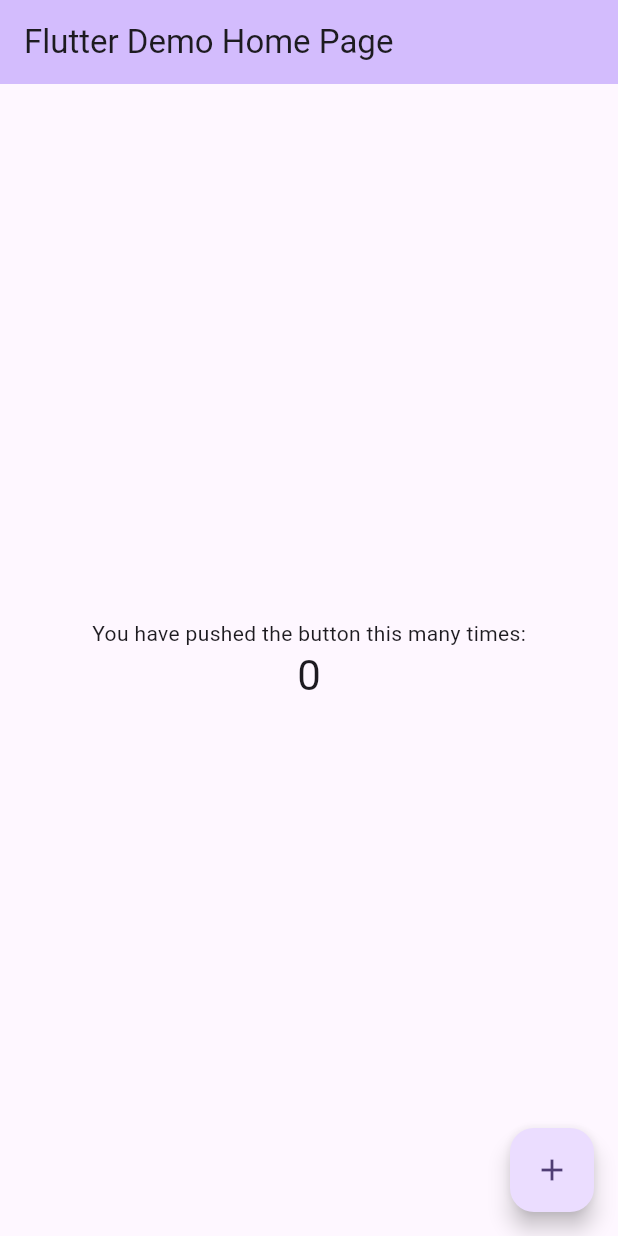
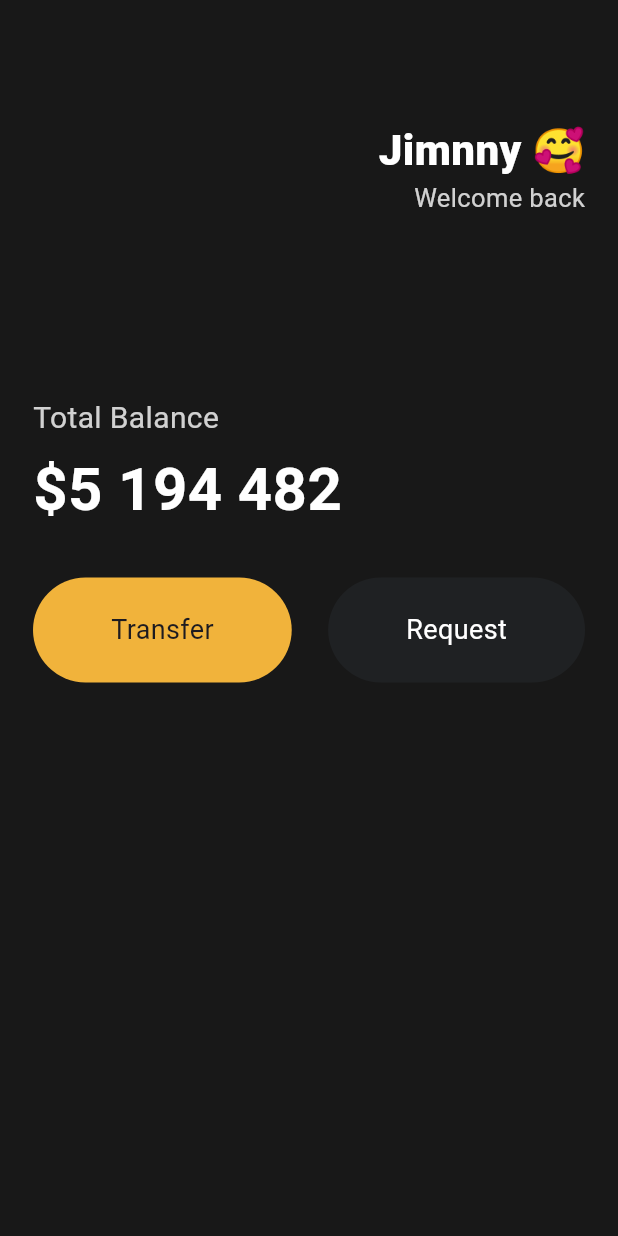
Before and after one commit to wozlsla/flutter, a Flutter app: the screen it shows after launch, on a phone screen of 412 x 824 dp. Run offline on Flutter 3.47's test engine with Material 3 defaults, Android fonts, the light colour scheme and no system bars.

Commit message:
feat: add UI header, button

```diff
--- a/lib/main.dart
+++ b/lib/main.dart
@@ -1,125 +1,122 @@
 import 'package:flutter/material.dart';
 
 void main() {
-  runApp(const MyApp());
+  runApp(App());
 }
 
-class MyApp extends StatelessWidget {
-  const MyApp({super.key});
+class App extends StatelessWidget {
+  const App({super.key});
 
   // This widget is the root of your application.
   @override
   Widget build(BuildContext context) {
     return MaterialApp(
-      title: 'Flutter Demo',
-      theme: ThemeData(
-        // This is the theme of your application.
-        //
-        // TRY THIS: Try running your application with "flutter run". You'll see
-        // the application has a purple toolbar. Then, without quitting the app,
-        // try changing the seedColor in the colorScheme below to Colors.green
-        // and then invoke "hot reload" (save your changes or press the "hot
-        // reload" button in a Flutter-supported IDE, or press "r" if you used
-        // the command line to start the app).
-        //
-        // Notice that the counter didn't reset back to zero; the application
-        // state is not lost during the reload. To reset the state, use hot
-        // restart instead.
-        //
-        // This works for code too, not just values: Most code changes can be
-        // tested with just a hot reload.
-        colorScheme: ColorScheme.fromSeed(seedColor: Colors.deepPurple),
-        useMaterial3: true,
-      ),
-      home: const MyHomePage(title: 'Flutter Demo Home Page'),
-    );
-  }
-}
-
-class MyHomePage extends StatefulWidget {
-  const MyHomePage({super.key, required this.title});
-
-  // This widget is the home page of your application. It is stateful, meaning
-  // that it has a State object (defined below) that contains fields that affect
-  // how it looks.
-
-  // This class is the configuration for the state. It holds the values (in this
-  // case the title) provided by the parent (in this case the App widget) and
-  // used by the build method of the State. Fields in a Widget subclass are
-  // always marked "final".
-
-  final String title;
-
-  @override
-  State<MyHomePage> createState() => _MyHomePageState();
-}
-
-class _MyHomePageState extends State<MyHomePage> {
-  int _counter = 0;
-
-  void _incrementCounter() {
-    setState(() {
-      // This call to setState tells the Flutter framework that something has
-      // changed in this State, which causes it to rerun the build method below
-      // so that the display can reflect the updated values. If we changed
-      // _counter without calling setState(), then the build method would not be
-      // called again, and so nothing would appear to happen.
-      _counter++;
-    });
-  }
-
-  @override
-  Widget build(BuildContext context) {
-    // This method is rerun every time setState is called, for instance as done
-    // by the _incrementCounter method above.
-    //
-    // The Flutter framework has been optimized to make rerunning build methods
-    // fast, so that you can just rebuild anything that needs updating rather
-    // than having to individually change instances of widgets.
-    return Scaffold(
-      appBar: AppBar(
-        // TRY THIS: Try changing the color here to a specific color (to
-        // Colors.amber, perhaps?) and trigger a hot reload to see the AppBar
-        // change color while the other colors stay the same.
-        backgroundColor: Theme.of(context).colorScheme.inversePrimary,
-        // Here we take the value from the MyHomePage object that was created by
-        // the App.build method, and use it to set our appbar title.
-        title: Text(widget.title),
-      ),
-      body: Center(
-        // Center is a layout widget. It takes a single child and positions it
-        // in the middle of the parent.
+        home: Scaffold(
+      backgroundColor: Color(0XFF181818),
+      body: Padding(
+        padding: EdgeInsets.symmetric(
+          horizontal: 22,
+        ),
         child: Column(
-          // Column is also a layout widget. It takes a list of children and
-          // arranges them vertically. By default, it sizes itself to fit its
-          // children horizontally, and tries to be as tall as its parent.
-          //
-          // Column has various properties to control how it sizes itself and
-          // how it positions its children. Here we use mainAxisAlignment to
-          // center the children vertically; the main axis here is the vertical
-          // axis because Columns are vertical (the cross axis would be
-          // horizontal).
-          //
-          // TRY THIS: Invoke "debug painting" (choose the "Toggle Debug Paint"
-          // action in the IDE, or press "p" in the console), to see the
-          // wireframe for each widget.
-          mainAxisAlignment: MainAxisAlignment.center,
-          children: <Widget>[
-            const Text(
-              'You have pushed the button this many times:',
+          crossAxisAlignment: CrossAxisAlignment.start,
+          children: [
+            SizedBox(
+              height: 80,
+            ),
+            Row(
+              mainAxisAlignment: MainAxisAlignment.end,
+              children: [
+                Column(
+                  crossAxisAlignment: CrossAxisAlignment.end,
+                  children: [
+                    Text(
+                      'Jimnny 🥰',
+                      style: TextStyle(
+                        color: Colors.white,
+                        fontSize: 28,
+                        fontWeight: FontWeight.w800,
+                      ),
+                    ),
+                    Text(
+                      'Welcome back',
+                      style: TextStyle(
+                        color: Color.fromRGBO(255, 255, 255, 0.8),
+                        fontSize: 17,
+                      ),
+                    ),
+                  ],
+                )
+              ],
+            ),
+            SizedBox(
+              height: 120,
             ),
             Text(
-              '$_counter',
-              style: Theme.of(context).textTheme.headlineMedium,
+              'Total Balance',
+              style: TextStyle(
+                fontSize: 20,
+                color: Colors.white.withValues(alpha: 0.8),
+              ),
             ),
+            SizedBox(
+              height: 5,
+            ),
+            Text(
+              '\$5 194 482',
+              style: TextStyle(
+                fontSize: 40,
+                fontWeight: FontWeight.w700,
+                color: Colors.white,
+              ),
+            ),
+            SizedBox(
+              height: 30,
+            ),
+            Row(
+              mainAxisAlignment: MainAxisAlignment.spaceBetween,
+              children: [
+                Container(
+                  decoration: BoxDecoration(
+                    color: Color(0xFFF1B33B),
+                    borderRadius: BorderRadius.circular(45),
+                  ),
+                  child: Padding(
+                    padding: EdgeInsets.symmetric(
+                      vertical: 22,
+                      horizontal: 52,
+                    ),
+                    child: Text(
+                      'Transfer',
+                      style: TextStyle(
+                        fontSize: 18,
+                      ),
+                    ),
+                  ),
+                ),
+                Container(
+                  decoration: BoxDecoration(
+                    color: Color(0xFF1F2123),
+                    borderRadius: BorderRadius.circular(45),
+                  ),
+                  child: Padding(
+                    padding: EdgeInsets.symmetric(
+                      vertical: 22,
+                      horizontal: 52,
+                    ),
+                    child: Text(
+                      'Request',
+                      style: TextStyle(
+                        fontSize: 18,
+                        color: Colors.white,
+                      ),
+                    ),
+                  ),
+                )
+              ],
+            )
           ],
         ),
       ),
-      floatingActionButton: FloatingActionButton(
-        onPressed: _incrementCounter,
-        tooltip: 'Increment',
-        child: const Icon(Icons.add),
-      ), // This trailing comma makes auto-formatting nicer for build methods.
-    );
+    ));
   }
 }
```
